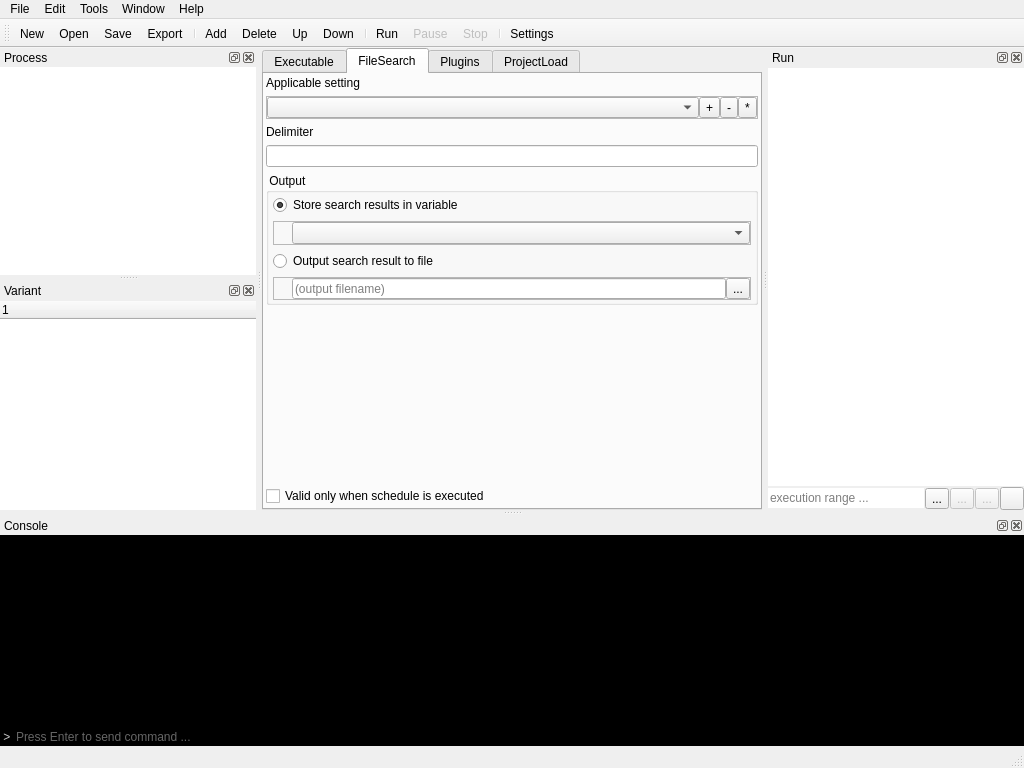
Old version of the form src/ProfileEditor/profileeditor.ui in the repository karakirimu/AutoBatchTools.
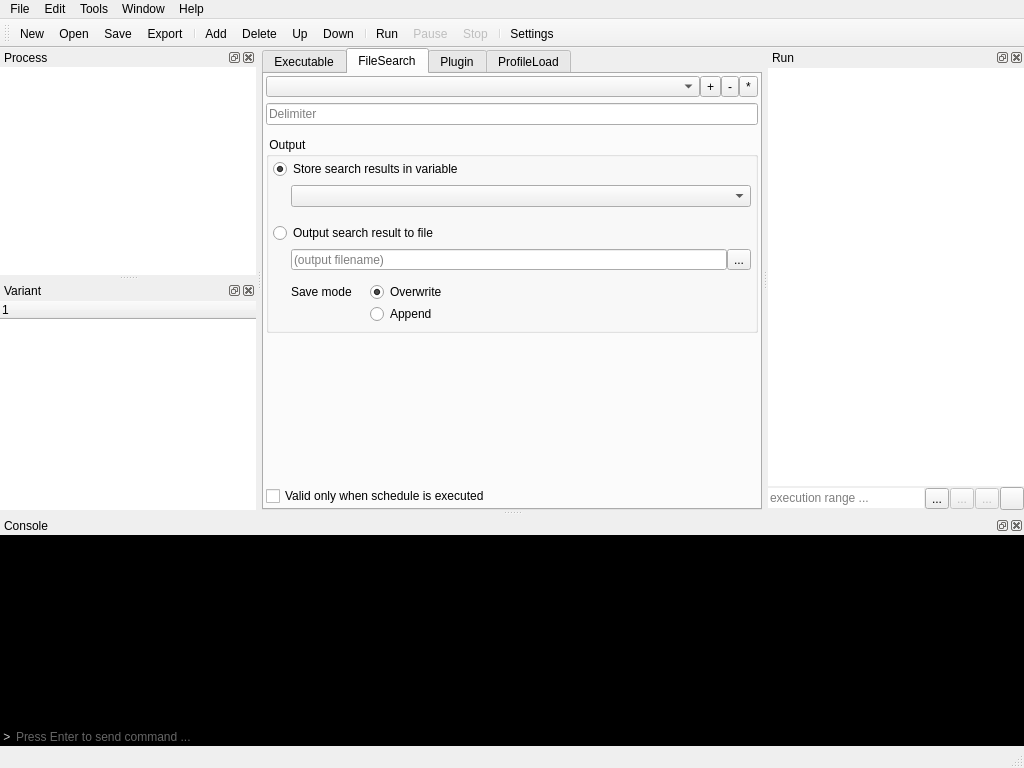
New version of the form. The open tabs and pages were chosen to show the change. Icons and pictures are not drawn. Custom widgets are drawn as their Qt base class.

Diff of the .ui file:
```diff
--- a/src/ProfileEditor/profileeditor.ui
+++ b/src/ProfileEditor/profileeditor.ui
@@ -793,16 +793,6 @@
             <property name="bottomMargin">
              <number>2</number>
             </property>
-            <item>
-             <widget class="QLabel" name="label_26">
-              <property name="text">
-               <string>Applicable setting</string>
-              </property>
-              <property name="margin">
-               <number>4</number>
-              </property>
-             </widget>
-            </item>
             <item>
              <widget class="QFrame" name="frame">
               <property name="sizePolicy">
@@ -812,7 +802,7 @@
                </sizepolicy>
               </property>
               <property name="frameShape">
-               <enum>QFrame::StyledPanel</enum>
+               <enum>QFrame::NoFrame</enum>
               </property>
               <property name="frameShadow">
                <enum>QFrame::Raised</enum>
@@ -882,16 +872,6 @@
               </layout>
              </widget>
             </item>
-            <item>
-             <widget class="QLabel" name="label_29">
-              <property name="text">
-               <string>Delimiter</string>
-              </property>
-              <property name="margin">
-               <number>4</number>
-              </property>
-             </widget>
-            </item>
             <item>
              <widget class="QLineEdit" name="separatorLineEdit">
               <property name="minimumSize">
@@ -900,8 +880,27 @@
                 <height>19</height>
                </size>
               </property>
+              <property name="placeholderText">
+               <string>Delimiter</string>
+              </property>
              </widget>
             </item>
+            <item>
+             <spacer name="verticalSpacer_4">
+              <property name="orientation">
+               <enum>Qt::Vertical</enum>
+              </property>
+              <property name="sizeType">
+               <enum>QSizePolicy::Fixed</enum>
+              </property>
+              <property name="sizeHint" stdset="0">
+               <size>
+                <width>20</width>
+                <height>6</height>
+               </size>
+              </property>
+             </spacer>
+            </item>
             <item>
              <widget class="QGroupBox" name="groupBox_3">
               <property name="sizePolicy">
@@ -954,7 +953,7 @@
                   </sizepolicy>
                  </property>
                  <property name="frameShape">
-                  <enum>QFrame::StyledPanel</enum>
+                  <enum>QFrame::NoFrame</enum>
                  </property>
                  <property name="frameShadow">
                   <enum>QFrame::Raised</enum>
@@ -994,6 +993,22 @@
                  </layout>
                 </widget>
                </item>
+               <item>
+                <spacer name="verticalSpacer_5">
+                 <property name="orientation">
+                  <enum>Qt::Vertical</enum>
+                 </property>
+                 <property name="sizeType">
+                  <enum>QSizePolicy::Fixed</enum>
+                 </property>
+                 <property name="sizeHint" stdset="0">
+                  <size>
+                   <width>20</width>
+                   <height>10</height>
+                  </size>
+                 </property>
+                </spacer>
+               </item>
                <item>
                 <widget class="QRadioButton" name="fileRadioButton">
                  <property name="sizePolicy">
@@ -1019,7 +1034,7 @@
                   </sizepolicy>
                  </property>
                  <property name="frameShape">
-                  <enum>QFrame::StyledPanel</enum>
+                  <enum>QFrame::NoFrame</enum>
                  </property>
                  <property name="frameShadow">
                   <enum>QFrame::Raised</enum>
@@ -1038,7 +1053,7 @@
                    <number>0</number>
                   </property>
                   <property name="bottomMargin">
-                   <number>0</number>
+                   <number>6</number>
                   </property>
                   <item>
                    <widget class="QLineEdit" name="outputLineEdit">
@@ -1067,6 +1082,60 @@
                  </layout>
                 </widget>
                </item>
+               <item>
+                <widget class="QFrame" name="frame_7">
+                 <property name="frameShape">
+                  <enum>QFrame::NoFrame</enum>
+                 </property>
+                 <property name="frameShadow">
+                  <enum>QFrame::Raised</enum>
+                 </property>
+                 <layout class="QFormLayout" name="formLayout">
+                  <property name="horizontalSpacing">
+                   <number>18</number>
+                  </property>
+                  <property name="verticalSpacing">
+                   <number>2</number>
+                  </property>
+                  <property name="leftMargin">
+                   <number>18</number>
+                  </property>
+                  <property name="topMargin">
+                   <number>0</number>
+                  </property>
+                  <property name="rightMargin">
+                   <number>0</number>
+                  </property>
+                  <property name="bottomMargin">
+                   <number>4</number>
+                  </property>
+                  <item row="0" column="0">
+                   <widget class="QLabel" name="label_4">
+                    <property name="text">
+                     <string>Save mode</string>
+                    </property>
+                   </widget>
+                  </item>
+                  <item row="0" column="1">
+                   <widget class="QRadioButton" name="fileOverWriteRadioButton">
+                    <property name="text">
+                     <string>Overwrite</string>
+                    </property>
+                    <property name="checked">
+                     <bool>true</bool>
+                    </property>
+                   </widget>
+                  </item>
+                  <item row="1" column="1">
+                   <widget class="QRadioButton" name="fileAppendRadioButton">
+                    <property name="text">
+                     <string>Append</string>
+                    </property>
+                   </widget>
+                  </item>
+                 </layout>
+                </widget>
+               </item>
               </layout>
              </widget>
             </item>
@@ -1107,7 +1176,7 @@
              <normaloff>:/default_icons/extras.png</normaloff>:/default_icons/extras.png</iconset>
            </attribute>
            <attribute name="title">
-            <string>Plugins</string>
+            <string>Plugin</string>
            </attribute>
            <layout class="QVBoxLayout" name="verticalLayout_13">
             <property name="leftMargin">
@@ -1246,7 +1315,7 @@
              <normaloff>:/default_icons/others.png</normaloff>:/default_icons/others.png</iconset>
            </attribute>
            <attribute name="title">
-            <string>ProjectLoad</string>
+            <string>ProfileLoad</string>
            </attribute>
            <layout class="QVBoxLayout" name="verticalLayout_12">
             <property name="leftMargin">
```
Left out of the diff: 66 changed lines with no effect on the pictures.
